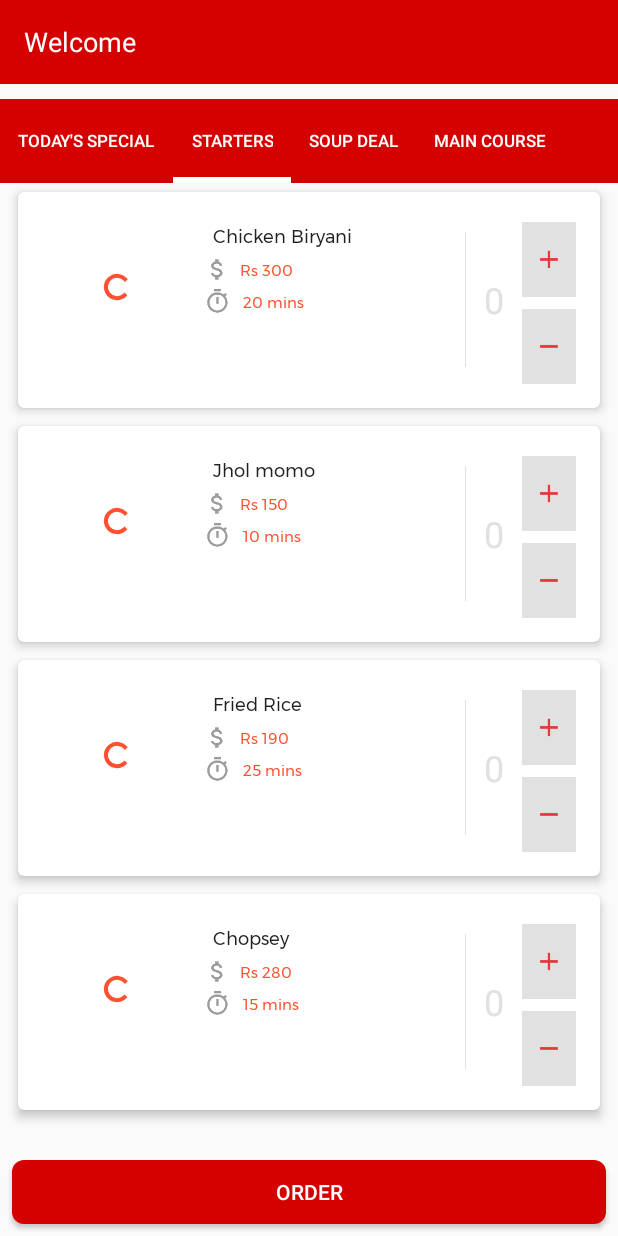
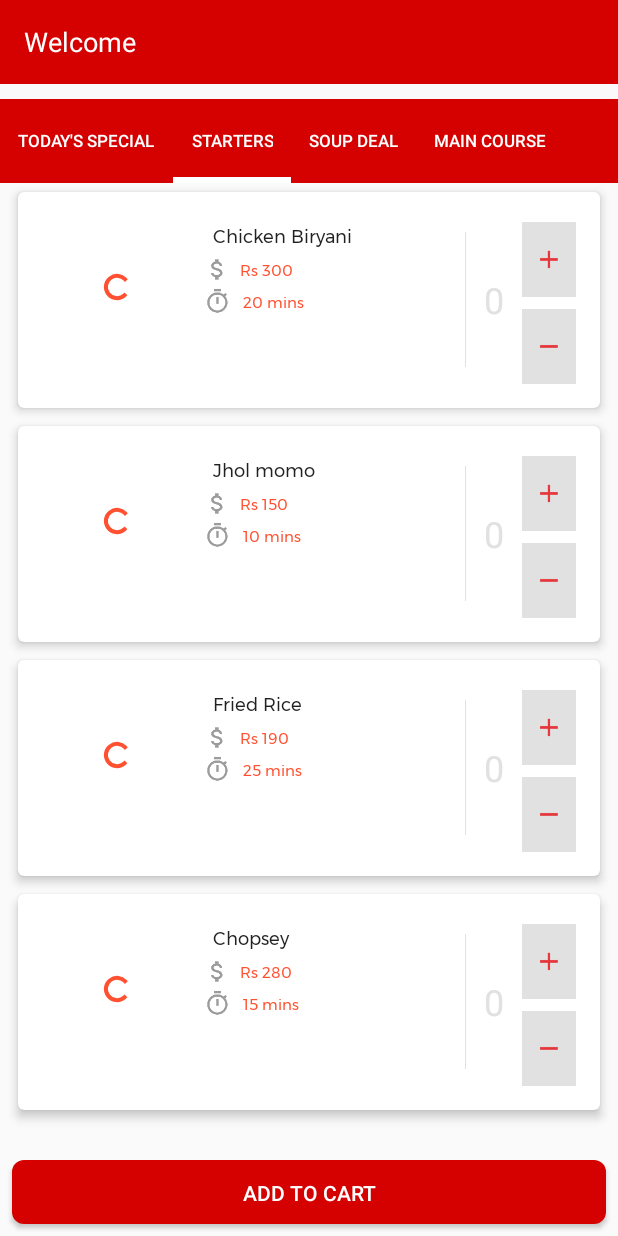
Before and after one commit to bipin-adh/Order-Manage, an Android app: the screen it shows after launch (MainActivity), tab 2 chosen, on a phone screen of 412 x 824 dp. Run offline under Robolectric (Android 15) with nearby library versions, the phone set to English and light mode, and no system bars; pictures from the network do not load; 4 statements that could not run were skipped.

Commit message:
Fixed price layout issue

```diff
--- a/app/src/main/java/com/example/bpn8adh/ordermanage/adapters/MainCourseAdapter.java
+++ b/app/src/main/java/com/example/bpn8adh/ordermanage/adapters/MainCourseAdapter.java
@@ -31,7 +31,7 @@ public class MainCourseAdapter extends RecyclerView.Adapter<MainCourseAdapter.My
 
     private ArrayList<FoodDetails> foodDetailList = new ArrayList<>();
     private String foodName;
-    private String foodPrice;
+    private int foodPrice;
     private String foodPrepTime;
     private String foodImage;
 
@@ -81,7 +81,7 @@ public class MainCourseAdapter extends RecyclerView.Adapter<MainCourseAdapter.My
         });
         holder.textViewItemName.setText(foodName);
         holder.textViewPrepTime.setText(foodPrepTime);
-        holder.textViewPrice.setText(foodPrice);
+        holder.textViewPrice.setText(String.format(context.getString(R.string.item_price),foodPrice));
 
         holder.imageViewQuantityIncrease.setTag(position);
         holder.imageViewQuantityIncrease.setOnClickListener(new View.OnClickListener() {
--- a/app/src/main/java/com/example/bpn8adh/ordermanage/adapters/SoupAdapter.java
+++ b/app/src/main/java/com/example/bpn8adh/ordermanage/adapters/SoupAdapter.java
@@ -31,7 +31,7 @@ public class SoupAdapter extends RecyclerView.Adapter<SoupAdapter.MyViewHolder>{
 
     private ArrayList<FoodDetails> foodDetailList = new ArrayList<>();
     private String foodName;
-    private String foodPrice;
+    private int foodPrice;
     private String foodPrepTime;
     private String foodImage;
 
@@ -81,7 +81,7 @@ public class SoupAdapter extends RecyclerView.Adapter<SoupAdapter.MyViewHolder>{
         });
         holder.textViewItemName.setText(foodName);
         holder.textViewPrepTime.setText(foodPrepTime);
-        holder.textViewPrice.setText(foodPrice);
+        holder.textViewPrice.setText(String.format(context.getString(R.string.item_price),foodPrice));
 
         holder.imageViewQuantityIncrease.setTag(position);
         holder.imageViewQuantityIncrease.setOnClickListener(new View.OnClickListener() {
--- a/app/src/main/java/com/example/bpn8adh/ordermanage/adapters/StartersAdapter.java
+++ b/app/src/main/java/com/example/bpn8adh/ordermanage/adapters/StartersAdapter.java
@@ -31,7 +31,7 @@ public class StartersAdapter extends RecyclerView.Adapter<StartersAdapter.MyView
 
     private ArrayList<FoodDetails> foodDetailList = new ArrayList<>();
     private String foodName;
-    private String foodPrice;
+    private int foodPrice;
     private String foodPrepTime;
     private String foodImage;
 
@@ -81,7 +81,7 @@ public class StartersAdapter extends RecyclerView.Adapter<StartersAdapter.MyView
         });
         holder.textViewItemName.setText(foodName);
         holder.textViewPrepTime.setText(foodPrepTime);
-        holder.textViewPrice.setText(foodPrice);
+        holder.textViewPrice.setText(String.format(context.getString(R.string.item_price),foodPrice));
 
 //        holder.imageViewQuantityIncrease.setTag(position);
         holder.imageViewQuantityIncrease.setOnClickListener(new View.OnClickListener() {
--- a/app/src/main/java/com/example/bpn8adh/ordermanage/adapters/TodaysSpecialAdapter.java
+++ b/app/src/main/java/com/example/bpn8adh/ordermanage/adapters/TodaysSpecialAdapter.java
@@ -31,7 +31,7 @@ public class TodaysSpecialAdapter extends RecyclerView.Adapter<TodaysSpecialAdap
 
     private ArrayList<FoodDetails> foodDetailList = new ArrayList<>();
     private String foodName;
-    private String foodPrice;
+    private int foodPrice;
     private String foodPrepTime;
     private String foodImage;
 
@@ -81,7 +81,7 @@ public class TodaysSpecialAdapter extends RecyclerView.Adapter<TodaysSpecialAdap
         });
         holder.textViewItemName.setText(foodName);
         holder.textViewPrepTime.setText(foodPrepTime);
-        holder.textViewPrice.setText(foodPrice);
+        holder.textViewPrice.setText(String.format(context.getString(R.string.item_price),foodPrice));
 
         holder.imageViewQuantityIncrease.setTag(position);
         holder.imageViewQuantityIncrease.setOnClickListener(new View.OnClickListener() {
--- a/app/src/main/java/com/example/bpn8adh/ordermanage/fragments/MainCourseFragment.java
+++ b/app/src/main/java/com/example/bpn8adh/ordermanage/fragments/MainCourseFragment.java
@@ -64,7 +64,7 @@ public class MainCourseFragment extends Fragment {
         FoodDetails foodDetails = new FoodDetails();
         foodDetails.setFoodName("Chicken Corma");
         foodDetails.setFoodPreparationTime("25 mins");
-        foodDetails.setFoodPrice("Rs 300");
+        foodDetails.setFoodPrice(300);
         foodDetails.setFoodQuantity(0);
         foodDetails.setFoodImage("http://www.ektaindianrestaurant.com/fishtown/br/wp-content/uploads/sites/5/2017/02/Chicken-korma.jpg");
         foodDetailList.add(foodDetails);
@@ -72,7 +72,7 @@ public class MainCourseFragment extends Fragment {
         FoodDetails foodDetails1 = new FoodDetails();
         foodDetails1.setFoodName("Rice noodles with prawns");
         foodDetails1.setFoodPreparationTime("15 mins");
-        foodDetails1.setFoodPrice("Rs 170");
+        foodDetails1.setFoodPrice(170);
         foodDetails1.setFoodQuantity(0);
         foodDetails1.setFoodImage("https://realfood.tesco.com/media/images/171961-rice-vermicellis-with-gambas-onions-and-peppers-HERO-1cdc243b-ec72-4f23-9c7f-61dedbe861b9-0-472x310.jpg");
         foodDetailList.add(foodDetails1);
@@ -80,7 +80,7 @@ public class MainCourseFragment extends Fragment {
         FoodDetails foodDetails2 = new FoodDetails();
         foodDetails2.setFoodName("Chilli bean soup with cheesy garlic bread");
         foodDetails2.setFoodPreparationTime("30 mins");
-        foodDetails2.setFoodPrice("Rs 390");
+        foodDetails2.setFoodPrice(390);
         foodDetails2.setFoodQuantity(0);
         foodDetails2.setFoodImage("https://realfood.tesco.com/media/images/Chilli-bean-soup-with-cheesy-garlic-bread--HERO-a4c3e012-c012-4d6f-9aa0-e7c1916b6d7d-0-472x310.jpg");
         foodDetailList.add(foodDetails2);
--- a/app/src/main/java/com/example/bpn8adh/ordermanage/fragments/SoupFragment.java
+++ b/app/src/main/java/com/example/bpn8adh/ordermanage/fragments/SoupFragment.java
@@ -64,7 +64,7 @@ public class SoupFragment extends Fragment {
         FoodDetails foodDetails = new FoodDetails();
         foodDetails.setFoodName("Chicken Ball And Spinach Soup");
         foodDetails.setFoodPreparationTime("25 mins");
-        foodDetails.setFoodPrice("Rs 120");
+        foodDetails.setFoodPrice(120);
         foodDetails.setFoodQuantity(0);
         foodDetails.setFoodImage("https://www.wholefoodsmarket.com/sites/default/files/styles/header_recipe/public/media/3438-1.jpg?itok=WicsKlIK");
         foodDetailList.add(foodDetails);
@@ -72,7 +72,7 @@ public class SoupFragment extends Fragment {
         FoodDetails foodDetails1 = new FoodDetails();
         foodDetails1.setFoodName("Roast Pumpkin Soup");
         foodDetails1.setFoodPreparationTime("15 mins");
-        foodDetails1.setFoodPrice("Rs 250");
+        foodDetails1.setFoodPrice(250);
         foodDetails1.setFoodQuantity(0);
         foodDetails1.setFoodImage("http://img.taste.com.au/g_FqQjcv/taste/2016/11/roasted-pumpkin-soup-93906-1.jpeg");
         foodDetailList.add(foodDetails1);
@@ -80,7 +80,7 @@ public class SoupFragment extends Fragment {
         FoodDetails foodDetails2 = new FoodDetails();
         foodDetails2.setFoodName("Charred Eggplant Soup");
         foodDetails2.setFoodPreparationTime("30 mins");
-        foodDetails2.setFoodPrice("Rs 590");
+        foodDetails2.setFoodPrice(590);
         foodDetails2.setFoodQuantity(0);
         foodDetails2.setFoodImage("https://food.fnr.sndimg.com/content/dam/images/food/fullset/2010/8/30/4/FNM_100110-NICA-012_s4x3.jpg.rend.hgtvcom.616.462.suffix/1379693798550.jpeg");
         foodDetailList.add(foodDetails2);
--- a/app/src/main/java/com/example/bpn8adh/ordermanage/fragments/StartersFragment.java
+++ b/app/src/main/java/com/example/bpn8adh/ordermanage/fragments/StartersFragment.java
@@ -63,7 +63,7 @@ public class StartersFragment extends Fragment {
         FoodDetails foodDetails = new FoodDetails();
         foodDetails.setFoodName("Chicken Biryani");
         foodDetails.setFoodPreparationTime("20 mins");
-        foodDetails.setFoodPrice("Rs 300");
+        foodDetails.setFoodPrice(300);
         foodDetails.setFoodQuantity(0);
         foodDetails.setFoodImage("https://cdn5.norecipes.com/wp-content/uploads/2017/05/05021751/chicken-biryani-12-1290x1934.jpg");
         foodDetailList.add(foodDetails);
@@ -71,7 +71,7 @@ public class StartersFragment extends Fragment {
         FoodDetails foodDetails1 = new FoodDetails();
         foodDetails1.setFoodName("Jhol momo");
         foodDetails1.setFoodPreparationTime("10 mins");
-        foodDetails1.setFoodPrice("Rs 150");
+        foodDetails1.setFoodPrice(150);
         foodDetails1.setFoodQuantity(0);
         foodDetails1.setFoodImage("http://3.bp.blogspot.com/-lJKqWMQ1INk/VnIa8oF2pKI/AAAAAAAABJ0/C8pZkTbcH6k/s1600/IMG_4360_E.JPG");
         foodDetailList.add(foodDetails1);
@@ -79,7 +79,7 @@ public class StartersFragment extends Fragment {
         FoodDetails foodDetails2 = new FoodDetails();
         foodDetails2.setFoodName("Fried Rice");
         foodDetails2.setFoodPreparationTime("25 mins");
-        foodDetails2.setFoodPrice("Rs 190");
+        foodDetails2.setFoodPrice(190);
         foodDetails2.setFoodQuantity(0);
         foodDetails2.setFoodImage("http://www.foodpost.ca/wp-content/uploads/2017/06/chinese-fried-rice-780x520.jpg");
         foodDetailList.add(foodDetails2);
@@ -87,7 +87,7 @@ public class StartersFragment extends Fragment {
         FoodDetails foodDetails3 = new FoodDetails();
         foodDetails3.setFoodName("Chopsey");
         foodDetails3.setFoodPreparationTime("15 mins");
-        foodDetails3.setFoodPrice("Rs 280");
+        foodDetails3.setFoodPrice(280);
         foodDetails3.setFoodQuantity(0);
         foodDetails3.setFoodImage("https://media-cdn.tripadvisor.com/media/photo-s/06/84/09/c6/bhanchha.jpg");
         foodDetailList.add(foodDetails3);
--- a/app/src/main/java/com/example/bpn8adh/ordermanage/fragments/TodaysSpecialFragment.java
+++ b/app/src/main/java/com/example/bpn8adh/ordermanage/fragments/TodaysSpecialFragment.java
@@ -64,7 +64,7 @@ public class TodaysSpecialFragment extends Fragment {
         FoodDetails foodDetails = new FoodDetails();
         foodDetails.setFoodName("Hyderabad Biryani");
         foodDetails.setFoodPreparationTime("20 mins");
-        foodDetails.setFoodPrice("Rs 400");
+        foodDetails.setFoodPrice(400);
         foodDetails.setFoodQuantity(0);
         foodDetails.setFoodImage("https://static.wixstatic.com/media/871a43_855845212afb4815a2e607fd9c4a9b76~mv2.jpg");
         foodDetailList.add(foodDetails);
@@ -72,7 +72,7 @@ public class TodaysSpecialFragment extends Fragment {
         FoodDetails foodDetails1 = new FoodDetails();
         foodDetails1.setFoodName("Masala Tea");
         foodDetails1.setFoodPreparationTime("10 mins");
-        foodDetails1.setFoodPrice("Rs 70");
+        foodDetails1.setFoodPrice(70);
         foodDetails1.setFoodQuantity(0);
         foodDetails1.setFoodImage("https://assets.epicurious.com/photos/579909083a12dd9d56024018/master/pass/spiced-milk-tea-masala-chai.jpg");
         foodDetailList.add(foodDetails1);
@@ -80,7 +80,7 @@ public class TodaysSpecialFragment extends Fragment {
         FoodDetails foodDetails2 = new FoodDetails();
         foodDetails2.setFoodName("Chicken Curry");
         foodDetails2.setFoodPreparationTime("25 mins");
-        foodDetails2.setFoodPrice("Rs 290");
+        foodDetails2.setFoodPrice(290);
         foodDetails2.setFoodQuantity(0);
         foodDetails2.setFoodImage("https://encrypted-tbn0.gstatic.com/images?q=tbn:ANd9GcRZc8SEDp09gwbPaCebWEazNwlRgr860wp2oCwZR4mhCKc42hPjEw");
         foodDetailList.add(foodDetails2);
@@ -88,7 +88,7 @@ public class TodaysSpecialFragment extends Fragment {
         FoodDetails foodDetails3 = new FoodDetails();
         foodDetails3.setFoodName("Coffee");
         foodDetails3.setFoodPreparationTime("10 mins");
-        foodDetails3.setFoodPrice("Rs 200");
+        foodDetails3.setFoodPrice(200);
         foodDetails3.setFoodQuantity(0);
         foodDetails3.setFoodImage("http://ninjacoffeebarrecipes.com/wp-content/uploads/2015/12/Cafe_Mocha.jpg");
         foodDetailList.add(foodDetails3);
--- a/app/src/main/java/com/example/bpn8adh/ordermanage/models/FoodDetails.java
+++ b/app/src/main/java/com/example/bpn8adh/ordermanage/models/FoodDetails.java
@@ -6,7 +6,7 @@ package com.example.bpn8adh.ordermanage.models;
 
 public class FoodDetails {
     private String foodName;
-    private String foodPrice;
+    private int foodPrice;
     private String foodPreparationTime;
     private String foodImage;
     private int foodQuantity;
@@ -35,11 +35,11 @@ public class FoodDetails {
         this.foodImage = foodImage;
     }
 
-    public String getFoodPrice() {
+    public int getFoodPrice() {
         return foodPrice;
     }
 
-    public void setFoodPrice(String foodPrice) {
+    public void setFoodPrice(int foodPrice) {
         this.foodPrice = foodPrice;
     }
 
--- a/app/src/main/res/layout/fragment_tabs.xml
+++ b/app/src/main/res/layout/fragment_tabs.xml
@@ -20,6 +20,8 @@
             android:clipToPadding="false" />
         <Button
             android:layout_width="match_parent"
+            android:padding="12dp"
+            android:layout_gravity="center"
             android:layout_height="?attr/actionBarSize"
             android:layout_marginBottom="8dp"
             android:layout_marginLeft="8dp"
@@ -27,7 +29,7 @@
             android:layout_weight="1"
             android:background="@drawable/rounded_corner_btn"
             android:gravity="center"
-            android:text="Order"
+            android:text="Add to cart"
             android:textAlignment="center"
             android:textColor="@color/white" />
 
--- a/app/src/main/res/layout/item_list.xml
+++ b/app/src/main/res/layout/item_list.xml
@@ -63,6 +63,7 @@
             android:layout_toRightOf="@id/rl_image"
             android:paddingTop="2dp"
             android:singleLine="true"
+            android:text="@string/item_price"
             android:textColor="@color/colorAccent"
             android:textSize="10sp" />
 
--- a/app/src/main/res/values/strings.xml
+++ b/app/src/main/res/values/strings.xml
@@ -7,7 +7,6 @@
         <item>Main Course</item>
     </string-array>
 
-    <!-- TODO: Remove or change this placeholder text -->
-    <string name="hello_blank_fragment">Hello blank fragment</string>
+    <string name="item_price" translatable="false">Rs %d</string>
 
 </resources>
```
